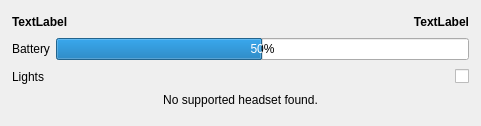
Before: the Qt Designer form design.ui in Odizinne/HeadsetControl-Qt, drawn with Qt 5.
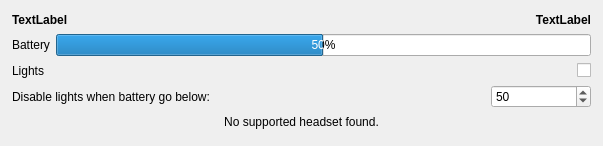
After: the same form once the commit is applied.

Commit message: added lights battery threshold

```diff
--- a/design.ui
+++ b/design.ui
@@ -6,8 +6,8 @@
    <rect>
     <x>0</x>
     <y>0</y>
-    <width>481</width>
-    <height>126</height>
+    <width>603</width>
+    <height>146</height>
    </rect>
   </property>
   <property name="sizePolicy">
@@ -33,49 +33,6 @@
     <property name="bottomMargin">
      <number>12</number>
     </property>
-    <item row="1" column="0">
-     <widget class="QLabel" name="batteryLabel">
-      <property name="text">
-       <string>Battery</string>
-      </property>
-     </widget>
-    </item>
-    <item row="3" column="0" colspan="2">
-     <widget class="QLabel" name="notFoundLabel">
-      <property name="sizePolicy">
-       <sizepolicy hsizetype="Preferred" vsizetype="Fixed">
-        <horstretch>0</horstretch>
-        <verstretch>0</verstretch>
-       </sizepolicy>
-      </property>
-      <property name="text">
-       <string>No supported headset found.</string>
-      </property>
-      <property name="alignment">
-       <set>Qt::AlignmentFlag::AlignCenter</set>
-      </property>
-     </widget>
-    </item>
-    <item row="1" column="1">
-     <widget class="QProgressBar" name="batteryBar">
-      <property name="value">
-       <number>50</number>
-      </property>
-     </widget>
-    </item>
-    <item row="2" column="1">
-     <widget class="QCheckBox" name="ledBox">
-      <property name="layoutDirection">
-       <enum>Qt::LayoutDirection::RightToLeft</enum>
-      </property>
-      <property name="text">
-       <string/>
-      </property>
-      <property name="tristate">
-       <bool>false</bool>
-      </property>
-     </widget>
-    </item>
     <item row="0" column="0" colspan="2">
      <layout class="QGridLayout" name="gridLayout_3" columnstretch="10,0">
       <item row="0" column="0">
@@ -132,6 +89,92 @@
       </property>
      </widget>
     </item>
+    <item row="2" column="1">
+     <widget class="QCheckBox" name="ledBox">
+      <property name="layoutDirection">
+       <enum>Qt::LayoutDirection::RightToLeft</enum>
+      </property>
+      <property name="text">
+       <string/>
+      </property>
+      <property name="tristate">
+       <bool>false</bool>
+      </property>
+     </widget>
+    </item>
+    <item row="1" column="0">
+     <widget class="QLabel" name="batteryLabel">
+      <property name="text">
+       <string>Battery</string>
+      </property>
+     </widget>
+    </item>
+    <item row="1" column="1">
+     <widget class="QProgressBar" name="batteryBar">
+      <property name="value">
+       <number>50</number>
+      </property>
+     </widget>
+    </item>
+    <item row="5" column="0" colspan="2">
+     <widget class="QLabel" name="notFoundLabel">
+      <property name="sizePolicy">
+       <sizepolicy hsizetype="Preferred" vsizetype="Fixed">
+        <horstretch>0</horstretch>
+        <verstretch>0</verstretch>
+       </sizepolicy>
+      </property>
+      <property name="text">
+       <string>No supported headset found.</string>
+      </property>
+      <property name="alignment">
+       <set>Qt::AlignmentFlag::AlignCenter</set>
+      </property>
+     </widget>
+    </item>
+    <item row="3" column="0" colspan="2">
+     <layout class="QGridLayout" name="gridLayout">
+      <item row="0" column="2">
+       <widget class="QSpinBox" name="lightBatterySpinbox">
+        <property name="minimumSize">
+         <size>
+          <width>100</width>
+          <height>0</height>
+         </size>
+        </property>
+        <property name="maximum">
+         <number>100</number>
+        </property>
+        <property name="value">
+         <number>50</number>
+        </property>
+       </widget>
+      </item>
+      <item row="0" column="0">
+       <widget class="QLabel" name="lightBatteryLabel">
+        <property name="text">
+         <string>Disable lights when battery go below:</string>
+        </property>
+       </widget>
+      </item>
+      <item row="0" column="1">
+       <spacer name="horizontalSpacer">
+        <property name="orientation">
+         <enum>Qt::Orientation::Horizontal</enum>
+        </property>
+        <property name="sizeType">
+         <enum>QSizePolicy::Policy::Expanding</enum>
+        </property>
+        <property name="sizeHint" stdset="0">
+         <size>
+          <width>40</width>
+          <height>20</height>
+         </size>
+        </property>
+       </spacer>
+      </item>
+     </layout>
+    </item>
    </layout>
   </widget>
  </widget>
```
The commit also changes 1 other file.
